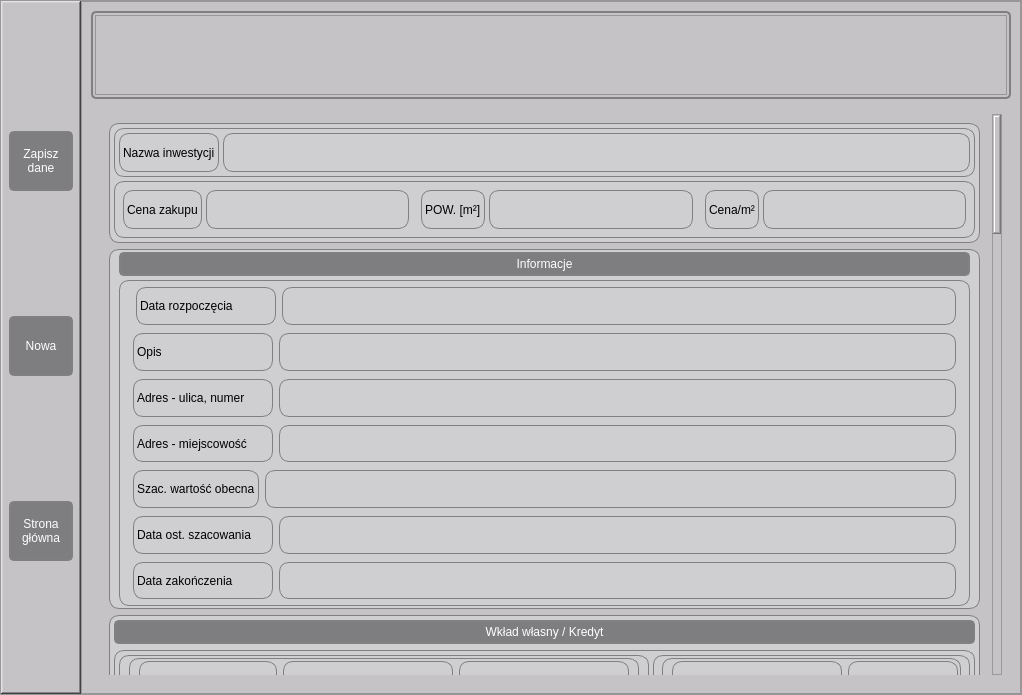
Above: src/gui/main_window.ui from youngdashu/Investments-overview before the change. Below: the same form after it.
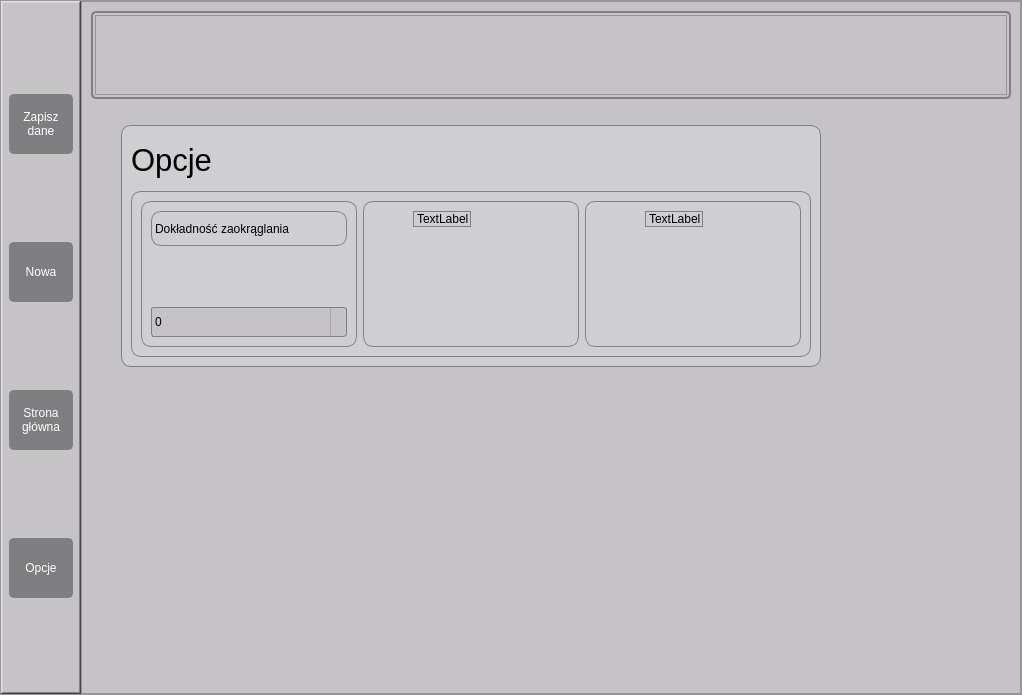
That is the form after the change. Icons and pictures are not drawn.

Commit message: options started ui improvements precision

Diff of the .ui file:
```diff
--- a/src/gui/main_window.ui
+++ b/src/gui/main_window.ui
@@ -142,6 +142,14 @@
 border-radius: 5px;
 background: rgb(126, 125, 128);
 color: rgb(255, 255, 255)
+}
+
+
+QPushButton:hover{
+border: 2px solid gray;
+border-radius: 5px;
+background: rgb(176, 175, 178);
+color: rgb(255, 255, 255)
 }</string>
          </property>
          <property name="frameShape">
@@ -198,6 +206,19 @@
             </property>
            </widget>
           </item>
+          <item>
+           <widget class="QPushButton" name="button_options">
+            <property name="minimumSize">
+             <size>
+              <width>0</width>
+              <height>60</height>
+             </size>
+            </property>
+            <property name="text">
+             <string>Opcje</string>
+            </property>
+           </widget>
+          </item>
          </layout>
         </widget>
        </item>
@@ -321,7 +342,7 @@
           <item>
            <widget class="QStackedWidget" name="all_pages">
             <property name="currentIndex">
-             <number>0</number>
+             <number>1</number>
             </property>
             <widget class="QWidget" name="investment_page">
              <layout class="QVBoxLayout" name="verticalLayout_16">
@@ -369,8 +390,8 @@
                  <property name="geometry">
                   <rect>
                    <x>0</x>
-                   <y>-407</y>
-                   <width>880</width>
+                   <y>0</y>
+                   <width>890</width>
                    <height>2684</height>
                   </rect>
                  </property>
@@ -3270,7 +3291,260 @@
               </item>
              </layout>
             </widget>
-            <widget class="QWidget" name="new_investment_page"/>
+            <widget class="QWidget" name="options_page">
+             <property name="styleSheet">
+              <string notr="true">QFrame{
+border: 1px solid gray;
+border-radius: 10px;
+background: rgb(207, 206, 209);
+}
+
+QComboBox {
+    border: 1px solid gray;
+    border-radius: 3px;
+    padding: 1px 18px 1px 3px;
+    min-width: 6em;
+}
+
+QComboBox:editable {
+    background: white;
+}
+
+QComboBox:!editable, QComboBox::drop-down:editable {
+     background: qlineargradient(x1: 0, y1: 0, x2: 0, y2: 1,
+                                 stop: 0 #E1E1E1, stop: 0.4 #DDDDDD,
+                                 stop: 0.5 #D8D8D8, stop: 1.0 #D3D3D3);
+}
+
+/* QComboBox gets the &quot;on&quot; state when the popup is open */
+QComboBox:!editable:on, QComboBox::drop-down:editable:on {
+    background: qlineargradient(x1: 0, y1: 0, x2: 0, y2: 1,
+                                stop: 0 #D3D3D3, stop: 0.4 #D8D8D8,
+                                stop: 0.5 #DDDDDD, stop: 1.0 #E1E1E1);
+}
+
+QComboBox:on { /* shift the text when the popup opens */
+    padding-top: 3px;
+    padding-left: 4px;
+}
+
+QComboBox::drop-down {
+    subcontrol-origin: padding;
+    subcontrol-position: top right;
+    width: 15px;
+
+    border-left-width: 1px;
+    border-left-color: darkgray;
+    border-left-style: solid; /* just a single line */
+    border-top-right-radius: 3px; /* same radius as the QComboBox */
+    border-bottom-right-radius: 3px;
+}
+
+QComboBox::down-arrow {
+    image: url(/usr/share/icons/crystalsvg/16x16/actions/1downarrow.png);
+}
+
+QComboBox::down-arrow:on { /* shift the arrow when popup is open */
+    top: 1px;
+    left: 1px;
+}</string>
+             </property>
+             <widget class="QFrame" name="frame_options">
+              <property name="geometry">
+               <rect>
+                <x>30</x>
+                <y>20</y>
+                <width>700</width>
+                <height>242</height>
+               </rect>
+              </property>
+              <property name="minimumSize">
+               <size>
+                <width>700</width>
+                <height>0</height>
+               </size>
+              </property>
+              <property name="frameShape">
+               <enum>QFrame::StyledPanel</enum>
+              </property>
+              <property name="frameShadow">
+               <enum>QFrame::Raised</enum>
+              </property>
+              <layout class="QVBoxLayout" name="verticalLayout_22">
+               <item>
+                <widget class="QLabel" name="label_options_text">
+                 <property name="minimumSize">
+                  <size>
+                   <width>0</width>
+                   <height>50</height>
+                  </size>
+                 </property>
+                 <property name="font">
+                  <font>
+                   <pointsize>23</pointsize>
+                  </font>
+                 </property>
+                 <property name="styleSheet">
+                  <string notr="true">#label_options_text{
+border: 0px;
+
+}</string>
+                 </property>
+                 <property name="text">
+                  <string>Opcje</string>
+                 </property>
+                </widget>
+               </item>
+               <item>
+                <widget class="QFrame" name="frame_options_inner">
+                 <property name="minimumSize">
+                  <size>
+                   <width>0</width>
+                   <height>150</height>
+                  </size>
+                 </property>
+                 <property name="font">
+                  <font>
+                   <pointsize>23</pointsize>
+                  </font>
+                 </property>
+                 <property name="frameShape">
+                  <enum>QFrame::StyledPanel</enum>
+                 </property>
+                 <property name="frameShadow">
+                  <enum>QFrame::Raised</enum>
+                 </property>
+                 <layout class="QHBoxLayout" name="horizontalLayout_2">
+                  <item>
+                   <widget class="QFrame" name="frame_precision">
+                    <property name="frameShape">
+                     <enum>QFrame::StyledPanel</enum>
+                    </property>
+                    <property name="frameShadow">
+                     <enum>QFrame::Raised</enum>
+                    </property>
+                    <layout class="QVBoxLayout" name="verticalLayout_23">
+                     <item>
+                      <widget class="QLabel" name="label_precision">
+                       <property name="minimumSize">
+                        <size>
+                         <width>0</width>
+                         <height>35</height>
+                        </size>
+                       </property>
+                       <property name="text">
+                        <string>Dokładność zaokrąglania</string>
+                       </property>
+                      </widget>
+                     </item>
+                     <item>
+                      <spacer name="verticalSpacer">
+                       <property name="orientation">
+                        <enum>Qt::Vertical</enum>
+                       </property>
+                       <property name="sizeHint" stdset="0">
+                        <size>
+                         <width>20</width>
+                         <height>5</height>
+                        </size>
+                       </property>
+                      </spacer>
+                     </item>
+                     <item>
+                      <widget class="QComboBox" name="comboBox_precision">
+                       <property name="minimumSize">
+                        <size>
+                         <width>119</width>
+                         <height>30</height>
+                        </size>
+                       </property>
+                       <item>
+                        <property name="text">
+                         <string>0</string>
+                        </property>
+                       </item>
+                       <item>
+                        <property name="text">
+                         <string>1</string>
+                        </property>
+                       </item>
+                       <item>
+                        <property name="text">
+                         <string>2</string>
+                        </property>
+                       </item>
+                       <item>
+                        <property name="text">
+                         <string>3</string>
+                        </property>
+                       </item>
+                       <item>
+                        <property name="text">
+                         <string>4</string>
+                        </property>
+                       </item>
+                       <item>
+                        <property name="text">
+                         <string>5</string>
+                        </property>
+                       </item>
+                      </widget>
+                     </item>
+                    </layout>
+                   </widget>
+                  </item>
+                  <item>
+                   <widget class="QFrame" name="frame_5">
+                    <property name="frameShape">
+                     <enum>QFrame::StyledPanel</enum>
+                    </property>
+                    <property name="frameShadow">
+                     <enum>QFrame::Raised</enum>
+                    </property>
+                    <widget class="QLabel" name="label_45">
+                     <property name="geometry">
+                      <rect>
+                       <x>50</x>
+                       <y>10</y>
+                       <width>58</width>
+                       <height>16</height>
+                      </rect>
+                     </property>
+                     <property name="text">
+                      <string>TextLabel</string>
+                     </property>
+                    </widget>
+                   </widget>
+                  </item>
+                  <item>
+                   <widget class="QFrame" name="frame_6">
+                    <property name="frameShape">
+                     <enum>QFrame::StyledPanel</enum>
+                    </property>
+                    <property name="frameShadow">
+                     <enum>QFrame::Raised</enum>
+                    </property>
+                    <widget class="QLabel" name="label_53">
+                     <property name="geometry">
+                      <rect>
+                       <x>60</x>
+                       <y>10</y>
+                       <width>58</width>
+                       <height>16</height>
+                      </rect>
+                     </property>
+                     <property name="text">
+                      <string>TextLabel</string>
+                     </property>
+                    </widget>
+                   </widget>
+                  </item>
+                 </layout>
+                </widget>
+               </item>
+              </layout>
+             </widget>
+            </widget>
             <widget class="QWidget" name="home_page">
              <widget class="QFrame" name="frame_home_page">
               <property name="geometry">
```
Left out of the diff: 7 changed lines with no effect on the pictures. The commit also changes 5 other files.
